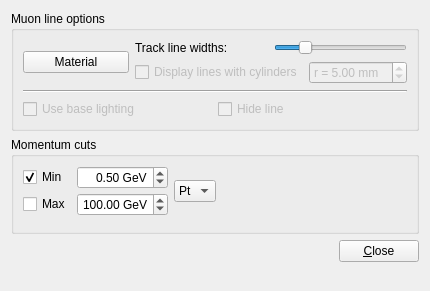
rolandjansky/athena, file graphics/VP1/VP1Systems/VP1AODSystems/src/permuoncollectionsettings_form.ui: the form before one commit.
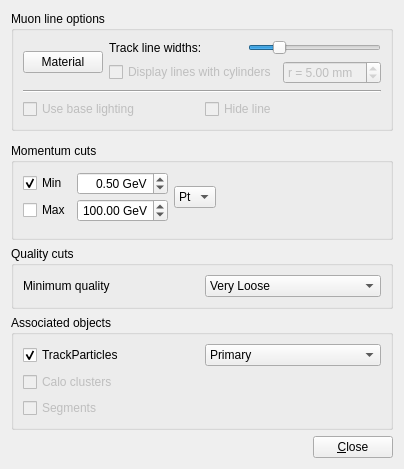
The form after the commit. Custom widgets are drawn as their Qt base class.

Commit message: merging the branch VP1AODSystems-00-03-05-branch back into the trunk, to get new cluster/jet/met cuts and printed info (VP1AODSystems-00-04-04)

What changed in the file:
```diff
--- a/graphics/VP1/VP1Systems/VP1AODSystems/src/permuoncollectionsettings_form.ui
+++ b/graphics/VP1/VP1Systems/VP1AODSystems/src/permuoncollectionsettings_form.ui
@@ -7,13 +7,16 @@
     <x>0</x>
     <y>0</y>
     <width>430</width>
-    <height>291</height>
+    <height>485</height>
    </rect>
   </property>
   <property name="windowTitle">
    <string>Form</string>
   </property>
-  <layout class="QVBoxLayout" name="verticalLayout_5">
+  <layout class="QVBoxLayout" name="verticalLayout_7">
+   <property name="sizeConstraint">
+    <enum>QLayout::SetFixedSize</enum>
+   </property>
    <item>
     <widget class="QGroupBox" name="groupBox_4">
      <property name="title">
@@ -150,6 +153,9 @@
      </layout>
     </widget>
    </item>
+   <item>
+    <widget class="VP1EtaPhiCutWidget" name="etaPhiCutWidget_2" native="true"/>
+   </item>
    <item>
     <widget class="QWidget" name="cuts" native="true">
      <property name="enabled">
@@ -270,6 +276,131 @@
      </layout>
     </widget>
    </item>
+   <item>
+    <widget class="QGroupBox" name="groupBox_cuts_momentum_2">
+     <property name="enabled">
+      <bool>true</bool>
+     </property>
+     <property name="title">
+      <string>Quality cuts</string>
+     </property>
+     <layout class="QVBoxLayout" name="verticalLayout_6">
+      <item>
+       <layout class="QHBoxLayout" name="horizontalLayout_7">
+        <item>
+         <widget class="QLabel" name="label">
+          <property name="text">
+           <string>Minimum quality </string>
+          </property>
+         </widget>
+        </item>
+        <item>
+         <widget class="QComboBox" name="comboBox_minimumQuality">
+          <property name="toolTip">
+           <string>Minimum quality level shown. 'Very Loose' is equivalent to no cut.</string>
+          </property>
+          <item>
+           <property name="text">
+            <string>Very Loose</string>
+           </property>
+          </item>
+          <item>
+           <property name="text">
+            <string>Loose</string>
+           </property>
+          </item>
+          <item>
+           <property name="text">
+            <string>Medium</string>
+           </property>
+          </item>
+          <item>
+           <property name="text">
+            <string>Tight</string>
+           </property>
+          </item>
+         </widget>
+        </item>
+       </layout>
+      </item>
+     </layout>
+    </widget>
+   </item>
+   <item>
+    <widget class="QGroupBox" name="groupBox">
+     <property name="title">
+      <string>Associated objects</string>
+     </property>
+     <layout class="QVBoxLayout" name="verticalLayout_5">
+      <item>
+       <layout class="QHBoxLayout" name="horizontalLayout_6">
+        <item>
+         <widget class="QCheckBox" name="checkBox_showTrackParticles">
+          <property name="toolTip">
+           <string>Show the trackparticles associated with this muon. You can chose which to show with the pulldown.</string>
+          </property>
+          <property name="text">
+           <string>TrackParticles</string>
+          </property>
+          <property name="checked">
+           <bool>true</bool>
+          </property>
+         </widget>
+        </item>
+        <item>
+         <widget class="QComboBox" name="comboBox_shownTrackParticles">
+          <item>
+           <property name="text">
+            <string>Primary</string>
+           </property>
+          </item>
+          <item>
+           <property name="text">
+            <string>Combined</string>
+           </property>
+          </item>
+          <item>
+           <property name="text">
+            <string>ID</string>
+           </property>
+          </item>
+          <item>
+           <property name="text">
+            <string>Muon Standalone</string>
+           </property>
+          </item>
+          <item>
+           <property name="text">
+            <string>Muon Extrapolated</string>
+           </property>
+          </item>
+         </widget>
+        </item>
+       </layout>
+      </item>
+      <item>
+       <widget class="QCheckBox" name="checkBox_showCaloClusters">
+        <property name="enabled">
+         <bool>false</bool>
+        </property>
+        <property name="text">
+         <string>Calo clusters</string>
+        </property>
+       </widget>
+      </item>
+      <item>
+       <widget class="QCheckBox" name="checkBox_showSegments">
+        <property name="enabled">
+         <bool>false</bool>
+        </property>
+        <property name="text">
+         <string>Segments</string>
+        </property>
+       </widget>
+      </item>
+     </layout>
+    </widget>
+   </item>
    <item>
     <layout class="QHBoxLayout" name="_2">
      <item>
@@ -294,19 +425,6 @@
      </item>
     </layout>
    </item>
-   <item>
-    <spacer name="verticalSpacer">
-     <property name="orientation">
-      <enum>Qt::Vertical</enum>
-     </property>
-     <property name="sizeHint" stdset="0">
-      <size>
-       <width>20</width>
-       <height>40</height>
-      </size>
-     </property>
-    </spacer>
-   </item>
   </layout>
  </widget>
  <customwidgets>
```
Left out of the diff: 19 changed lines with no effect on the pictures. The commit also changes 62 other files.
